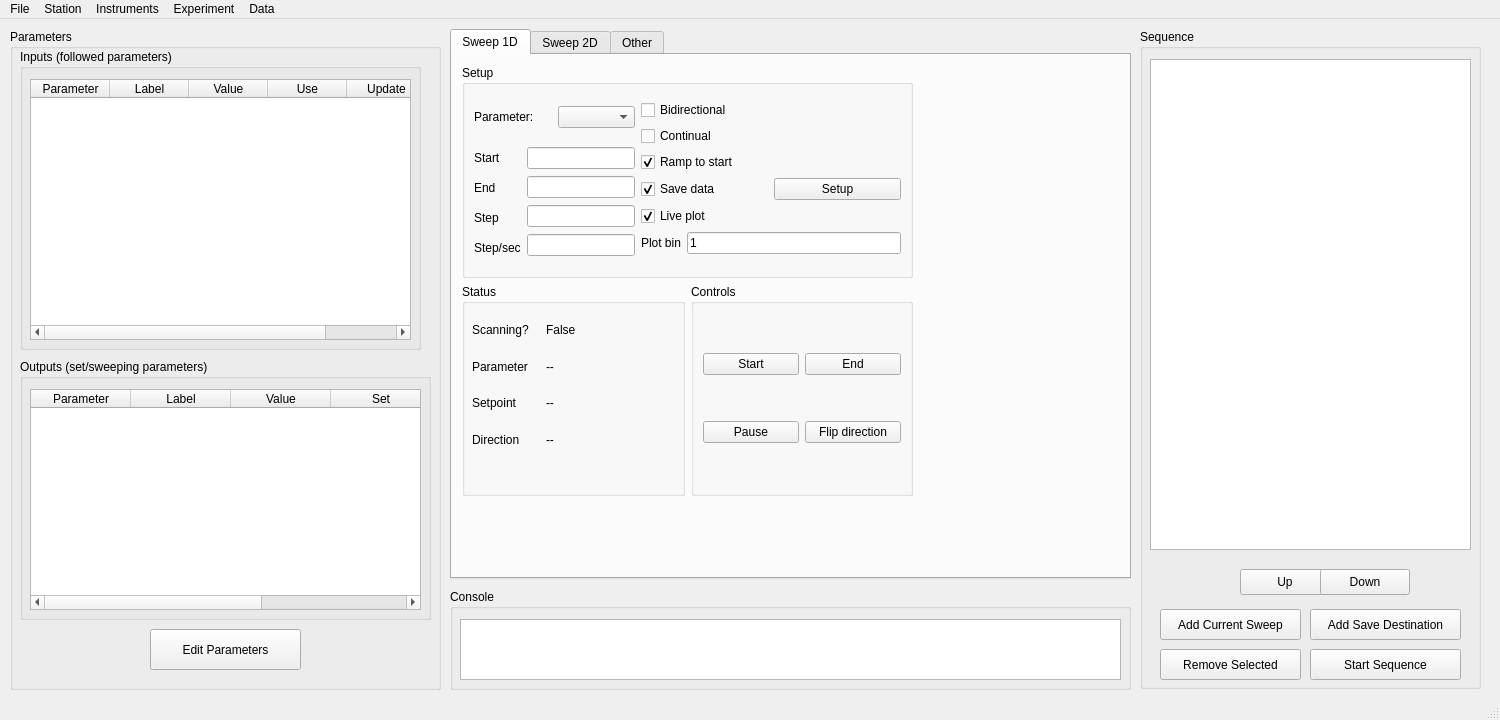
Qt form resources/ui/mainwindow.ui (KU-DO-Lab/Spearmint) before a commit.
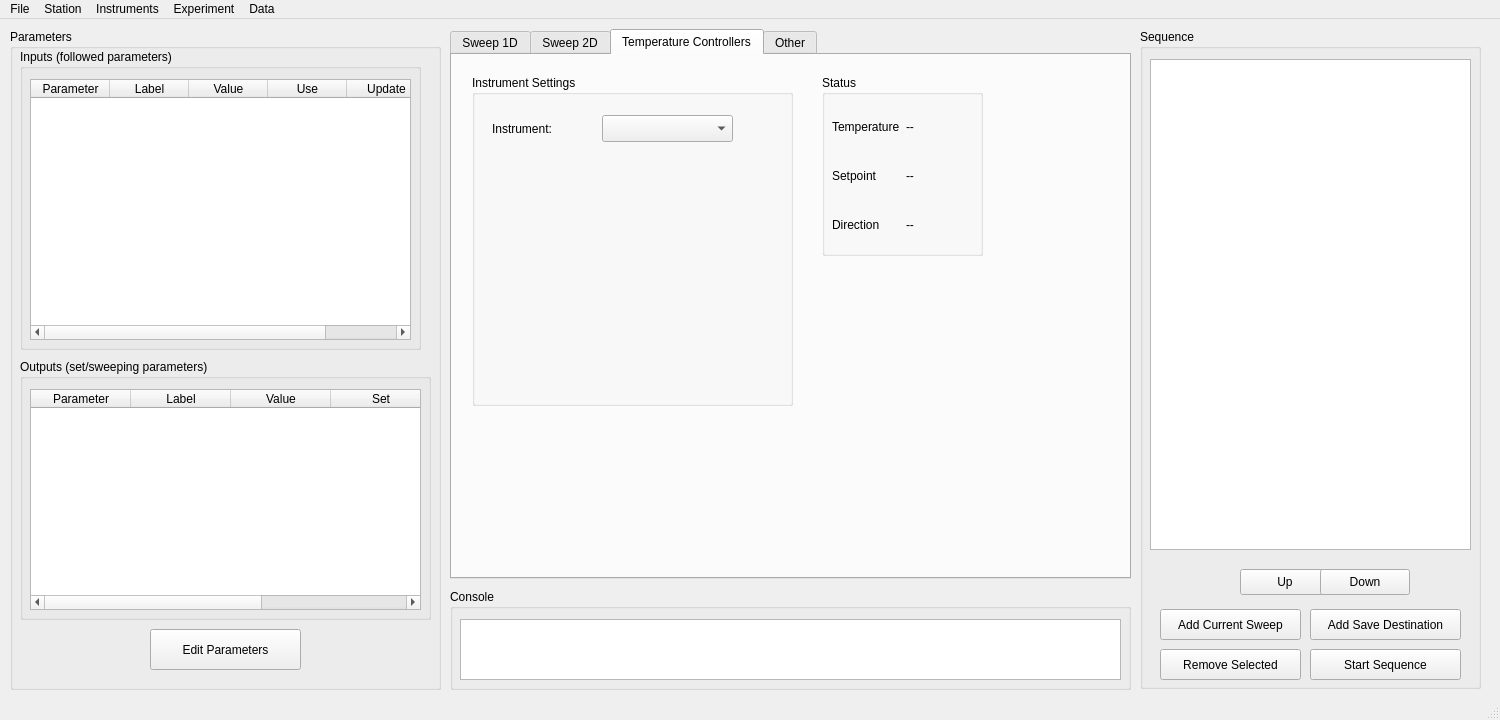
The same form after that commit.

Commit message: Lakeshore 336 appears in instruments list now

Diff of the .ui file:
```diff
--- a/resources/ui/mainwindow.ui
+++ b/resources/ui/mainwindow.ui
@@ -303,13 +303,13 @@
      <string notr="true"/>
     </property>
     <property name="currentIndex">
-     <number>0</number>
+     <number>2</number>
     </property>
     <widget class="QWidget" name="tabSweep1D">
      <attribute name="title">
       <string>Sweep 1D</string>
      </attribute>
-     <widget class="QWidget" name="">
+     <widget class="QWidget" name="layoutWidget">
       <property name="geometry">
        <rect>
         <x>10</x>
@@ -1050,6 +1050,126 @@
       </widget>
      </widget>
     </widget>
+    <widget class="QWidget" name="tabTemperature">
+     <attribute name="title">
+      <string>Temperature Controllers</string>
+     </attribute>
+     <widget class="QGroupBox" name="groupBox_5">
+      <property name="geometry">
+       <rect>
+        <x>20</x>
+        <y>20</y>
+        <width>321</width>
+        <height>331</height>
+       </rect>
+      </property>
+      <property name="title">
+       <string>Instrument Settings</string>
+      </property>
+      <widget class="QComboBox" name="comboBox">
+       <property name="geometry">
+        <rect>
+         <x>130</x>
+         <y>40</y>
+         <width>131</width>
+         <height>27</height>
+        </rect>
+       </property>
+      </widget>
+      <widget class="QLabel" name="label">
+       <property name="geometry">
+        <rect>
+         <x>20</x>
+         <y>44</y>
+         <width>101</width>
+         <height>19</height>
+        </rect>
+       </property>
+       <property name="text">
+        <string>Instrument:</string>
+       </property>
+      </widget>
+     </widget>
+     <widget class="QGroupBox" name="groupBox_6">
+      <property name="geometry">
+       <rect>
+        <x>370</x>
+        <y>20</y>
+        <width>161</width>
+        <height>181</height>
+       </rect>
+      </property>
+      <property name="title">
+       <string>Status</string>
+      </property>
+      <widget class="QWidget" name="verticalLayoutWidget_5">
+       <property name="geometry">
+        <rect>
+         <x>10</x>
+         <y>30</y>
+         <width>141</width>
+         <height>141</height>
+        </rect>
+       </property>
+       <layout class="QVBoxLayout" name="verticalLayout_8">
+        <item>
+         <layout class="QHBoxLayout" name="horizontalLayout_3">
+          <item>
+           <layout class="QVBoxLayout" name="verticalLayout_9">
+            <item>
+             <widget class="QLabel" name="scanLabel_3">
+              <property name="text">
+               <string>Temperature</string>
+              </property>
+             </widget>
+            </item>
+            <item>
+             <widget class="QLabel" name="setpointLabel_3">
+              <property name="text">
+               <string>Setpoint</string>
+              </property>
+             </widget>
+            </item>
+            <item>
+             <widget class="QLabel" name="directionLabel_3">
+              <property name="text">
+               <string>Direction</string>
+              </property>
+             </widget>
+            </item>
+           </layout>
+          </item>
+          <item>
+           <layout class="QVBoxLayout" name="verticalLayout_10">
+            <item>
+             <widget class="QLabel" name="scanValue2D_2">
+              <property name="text">
+               <string>--</string>
+              </property>
+             </widget>
+            </item>
+            <item>
+             <widget class="QLabel" name="setpointValue2D_2">
+              <property name="text">
+               <string>--</string>
+              </property>
+             </widget>
+            </item>
+            <item>
+             <widget class="QLabel" name="directionValue2D_2">
+              <property name="text">
+               <string>--</string>
+              </property>
+             </widget>
+            </item>
+           </layout>
+          </item>
+         </layout>
+        </item>
+       </layout>
+      </widget>
+     </widget>
+    </widget>
     <widget class="QWidget" name="tab">
      <attribute name="title">
       <string>Other</string>
```
Left out of the diff: 2 changed lines with no effect on the pictures. The commit also changes 4 other files.
